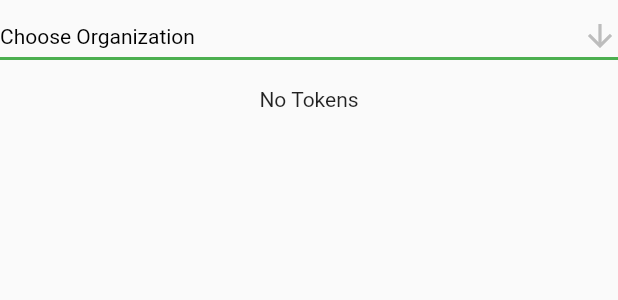
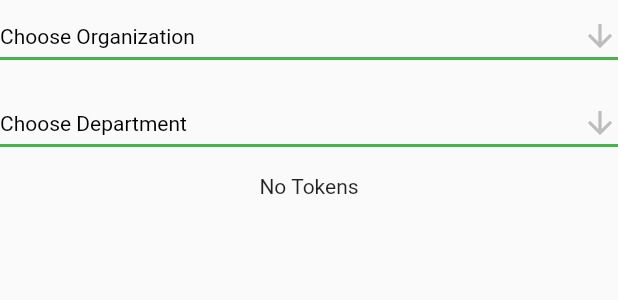
Before and after one commit to abeeramir41/E_Token_System_App_flutter-main, a Flutter app: the TokenList widget shown alone on an empty page, opened directly, on a phone screen of 412 x 824 dp. Shown: the top 300 px of the screen. Run offline on Flutter 3.47's test engine with Material 2 defaults, Android fonts, the phone set to English and light mode, and no system bars; our stand-ins replace animated_splash_screen, cloud_firestore, firebase_auth, firebase_core, firebase_messaging, fluttertoast; accounts and stored records are empty; network calls fail.

Commit message:
sub departments fix

```diff
--- a/lib/Token_List.dart
+++ b/lib/Token_List.dart
@@ -8,16 +8,17 @@ class TokenList extends StatefulWidget {
 
 class _TokenListState extends State<TokenList> {
   var selectedOrganization;
+  var selectedDepartment;
   int time = 0;
 
 
   // function to get token of selected organization
-getTokens(var orgs)async {
+getTokens(var orgs, var dep)async {
   // current time to get only today's token
   DateTime dates = DateTime.now();
   print(orgs);
 //  firebase query to retrive token
-  QuerySnapshot querySnapshot = await FirebaseFirestore.instance.collection("Organizations").doc(orgs).collection("tokens").orderBy("time").where("time",
+  QuerySnapshot querySnapshot = await FirebaseFirestore.instance.collection("Organizations").doc(orgs).collection("department").doc(selectedDepartment).collection("tokens").orderBy("time").where("time",
       isGreaterThanOrEqualTo: DateTime(dates.year, dates.month, dates.day)).get();
  return querySnapshot.docs;
 }
@@ -26,7 +27,7 @@ getTokens(var orgs)async {
   Widget build(BuildContext context) {
    // String dropdownValue = 'Select';
 
-    Future data = getTokens(selectedOrganization);
+    Future data = getTokens(selectedOrganization, selectedDepartment);
     return SingleChildScrollView(
       physics: ScrollPhysics(),
       child: Column(
@@ -85,7 +86,63 @@ getTokens(var orgs)async {
                 }
               }
           ),
-         SizedBox(height: 10,),
+          SizedBox(height: 10.0,),
+          StreamBuilder<QuerySnapshot>(
+              stream: FirebaseFirestore.instance.collection("Organizations").doc(selectedOrganization).collection("department").snapshots(),
+              builder: (context, snapshot) {
+                if (!snapshot.hasData)
+                  return CircularProgressIndicator();
+                else {
+                  List<DropdownMenuItem> department = [];
+                  for (int i = 0; i < snapshot.data.docs.length; i++) {
+                    DocumentSnapshot snap = snapshot.data.docs[i];
+                    department.add(
+                      DropdownMenuItem(
+                        child: Text(
+                          snap['name'],
+                          style: TextStyle(color: Colors.black),
+                        ),
+                        value: "${snap.id}",
+                      ),
+                    );
+                  }
+                  return DropdownButton(
+                    style: TextStyle(color: Colors.black87),
+                    underline: Container(
+                      height: 2,
+
+                      color: Colors.green,
+                    ),
+                    icon: Icon(Icons.arrow_downward),
+                    items: department,
+                    onChanged: (orgs) async {
+                      final snackBar = SnackBar(
+                        content: Text(
+                          'Selected Organization value is a $orgs',
+                          style: TextStyle(color: Colors.black),
+                        ),
+                      );
+                      Scaffold.of(context).showSnackBar(snackBar);
+                      var num =await FirebaseFirestore.instance.collection("Organization").doc(selectedOrganization).collection("department").doc(orgs).collection("tokenNum").doc().get();
+                      //tokenNum = num.data()["tokenNum"];
+                      //print(tokenNum);
+                      setState(() {
+                        selectedDepartment = orgs;
+                      });
+                    },
+                    value: selectedDepartment,
+                    isExpanded: true,
+                    hint: new Text(
+                      "Choose Department",
+                      style: TextStyle(color: Colors.black),
+                    ),
+                  );
+                }
+
+              }
+          ),
+
+          SizedBox(height: 10,),
          FutureBuilder(
              future: data,
              builder: (context, snapshot){
```
Also changed, not shown: lib/OrganizationPage.dart (+77 -8 lines).
